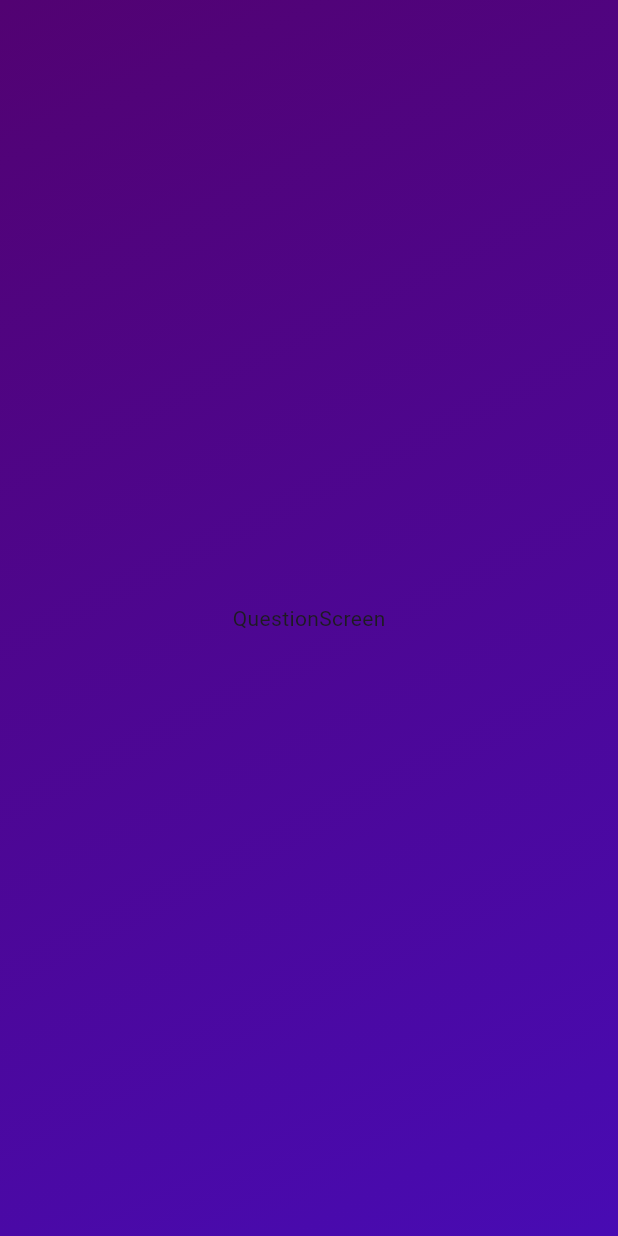
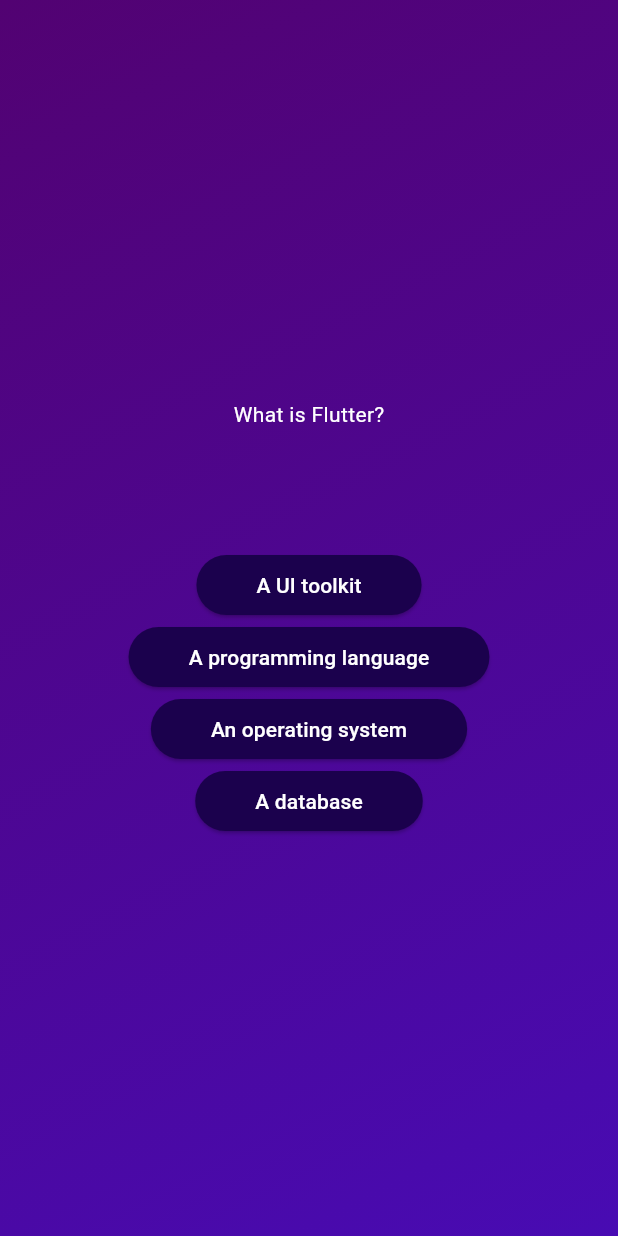
Before and after one commit to AnasNoraniCodes/Flutter_Quiz_Application, a Flutter app: the screen it shows after launch, after a tap on "Start Quiz", on a phone screen of 412 x 824 dp. Run offline on Flutter 3.47's test engine with Material 3 defaults, Android fonts, the phone set to English and light mode, and no system bars.

Commit message:
adding questions buttons

```diff
--- /dev/null
+++ b/lib/data/data.dart
@@ -0,0 +1,118 @@
+import 'package:flutter_quiz_application/models/quiz_questions.dart';
+
+const  questions = [
+  QuizQuestions("What is Flutter?", [
+    "A UI toolkit",
+    "A programming language",
+    "An operating system",
+    "A database",
+  ]),
+  QuizQuestions("Which programming language is used in Flutter?", [
+    "Dart",
+    "Java",
+    "Swift",
+    "Kotlin",
+  ]),
+  QuizQuestions("Which widget is used for a scrollable list?", [
+    "ListView",
+    "Column",
+    "Row",
+    "Stack",
+  ]),
+  QuizQuestions("What is the command to create a new Flutter project?", [
+    "flutter create my_app",
+    "flutter new project",
+    "flutter init",
+    "flutter start my_app",
+  ]),
+  QuizQuestions("Which package is used to manage state in Flutter?", [
+    "provider",
+    "http",
+    "flutter_bloc",
+    "Both B and C",
+  ]),
+  QuizQuestions("What is the entry point function of a Flutter app?", [
+    "main()",
+    "start()",
+    "runApp()",
+    "initState()",
+  ]),
+  QuizQuestions("What is the default build mode in Flutter?", [
+    "Debug",
+    "Release",
+    "Profile",
+    "Test",
+  ]),
+  QuizQuestions("Which widget is used to display a snackbar in Flutter?", [
+    "SnackBar",
+    "AlertDialog",
+    "BottomSheet",
+    "Toast",
+  ]),
+  QuizQuestions("Which widget allows user input in Flutter?", [
+    "TextField",
+    "Text",
+    "Button",
+    "Scaffold",
+  ]),
+  QuizQuestions("Which widget is used to create a flexible layout?", [
+    "Expanded",
+    "Container",
+    "Column",
+    "SizedBox",
+  ]),
+  QuizQuestions("Which tool is used to debug Flutter applications?", [
+    "Flutter Inspector",
+    "Chrome DevTools",
+    "Android Studio",
+    "All of the above",
+  ]),
+  QuizQuestions("Which package is used to make HTTP requests in Flutter?", [
+    "http",
+    "dio",
+    "socket.io",
+    "Both A and B",
+  ]),
+  QuizQuestions("Which function is used to navigate to a new screen in Flutter?", [
+    "Navigator.push()",
+    "Navigator.pop()",
+    "setState()",
+    "showDialog()",
+  ]),
+  QuizQuestions("Which widget is used to create a scrollable list with different types of items?", [
+    "ListView.builder",
+    "Column",
+    "GridView",
+    "ListView",
+  ]),
+  QuizQuestions("How can you optimize performance in a Flutter app?", [
+    "Use StatelessWidgets when possible",
+    "Use const constructors",
+    "Minimize rebuilds",
+    "All of the above",
+  ]),
+  QuizQuestions("What does `setState()` do in Flutter?", [
+    "Updates the UI by triggering a rebuild",
+    "Deletes a widget",
+    "Closes the app",
+    "Fetches data from the internet",
+  ]),
+  QuizQuestions("Which widget is used to create a button with elevation?", [
+    "ElevatedButton",
+    "FlatButton",
+    "TextButton",
+    "OutlinedButton",
+  ]),
+  QuizQuestions("Which widget is used to display a bottom navigation bar?", [
+    "BottomNavigationBar",
+    "AppBar",
+    "TabBar",
+    "NavigationRail",
+  ]),
+  QuizQuestions("Which command is used to run a Flutter app on an emulator?", [
+    "flutter run",
+    "flutter start",
+    "flutter build",
+    "flutter emulator",
+  ]),
+];
--- a/lib/questions_screen.dart
+++ b/lib/questions_screen.dart
@@ -1,4 +1,8 @@
+
+
 import 'package:flutter/material.dart';
+import 'package:flutter_quiz_application/data/data.dart';
+import 'package:flutter_quiz_application/reuseble_widgets.dart';
 
 class QuestionsScreen extends StatefulWidget {
   const QuestionsScreen({super.key});
@@ -8,10 +12,62 @@
 }
 
 class _QuestionsScreenState extends State<QuestionsScreen> {
+  final currentQuestion = questions[0]; // Pick the first question
+
   @override
   Widget build(BuildContext context) {
-    return const Center(
-      child: Text('QuestionScreen'),
+    return SizedBox(
+      width: double.infinity,
+      child: Column(
+        mainAxisAlignment: MainAxisAlignment.center,
+        children: [
+          Text(
+            currentQuestion.text,
+            style: const TextStyle(color: Colors.white),
+          ),
+          const SizedBox(height: 80),
+          ...currentQuestion.answers.map((answer) {
+            return AnswerButton(
+              answerText: answer,
+              onTap: () {
+
+                  print("User selected: $answer");
+              },
+            );
+          })
+        ],
+      ),
     );
   }
 }
+
+ // ****************** QUIZ APP SUMMARY ******************
+
+// 1️⃣ QuizQuestions Model:
+//    - Stores a question as `text` and its answer options as `answers` list.
+
+// 2️⃣ List of Questions (`questions` List):
+//    - Holds multiple `QuizQuestions` objects to manage the quiz dynamically.
+
+// 3️⃣ .map() Function:
+//    - Used to loop through `answers` and dynamically create buttons for each option.
+
+// 4️⃣ onTap() in Buttons:
+//    - Handles user clicks and triggers actions like storing answers or moving to the next question.
+
+// 5️⃣ StatefulWidget & setState():
+//    - `setState()` is used to update the UI when the user selects an answer.
+//    - Required because the UI changes dynamically (new questions appear).
+
+// 6️⃣ Navigation (`Navigator.push()`):
+//    - Moves from the quiz screen to the result screen after completion.
+//    - `Navigator.pop()` can be used to go back if needed.
+
+// 7️⃣ Storing User Answers:
+//    - Uses a `List<String> selectedAnswers` to keep track of chosen answers.
+
+// 8️⃣ Calculating Score:
+//    - Loops through `selectedAnswers` and compares them with the correct answer (`answers[0]`).
+//    - Increases `score` when the answer is correct.
+
+// ****************** END OF SUMMARY ******************
--- a/lib/reuseble_widgets.dart
+++ b/lib/reuseble_widgets.dart
@@ -1,15 +1,23 @@
 import 'package:flutter/material.dart';
 
-class ReusebleWidgets extends StatefulWidget {
-  const ReusebleWidgets({super.key});
+class AnswerButton extends StatelessWidget {
+  const AnswerButton({super.key, required this.answerText, required this.onTap});
 
-  @override
-  State<ReusebleWidgets> createState() => _ReusebleWidgetsState();
-}
-
-class _ReusebleWidgetsState extends State<ReusebleWidgets> {
+  final String answerText;
+  final void Function() onTap;
   @override
   Widget build(BuildContext context) {
-    return const Placeholder();
+    return  ElevatedButton(
+               style: ElevatedButton.styleFrom(
+                  backgroundColor: const Color.fromARGB(255, 27, 1, 77),
+                  foregroundColor: Colors.white,
+                  shape: RoundedRectangleBorder(borderRadius: BorderRadius.circular(40)),
+                  padding: const EdgeInsets.symmetric(vertical: 10,horizontal: 40)
+
+
+
+               ),
+              onPressed: onTap ,
+              child: Text(answerText));
   }
 }
```
Also changed, not shown: lib/models/quiz_questions.dart (line endings or trailing spaces).
